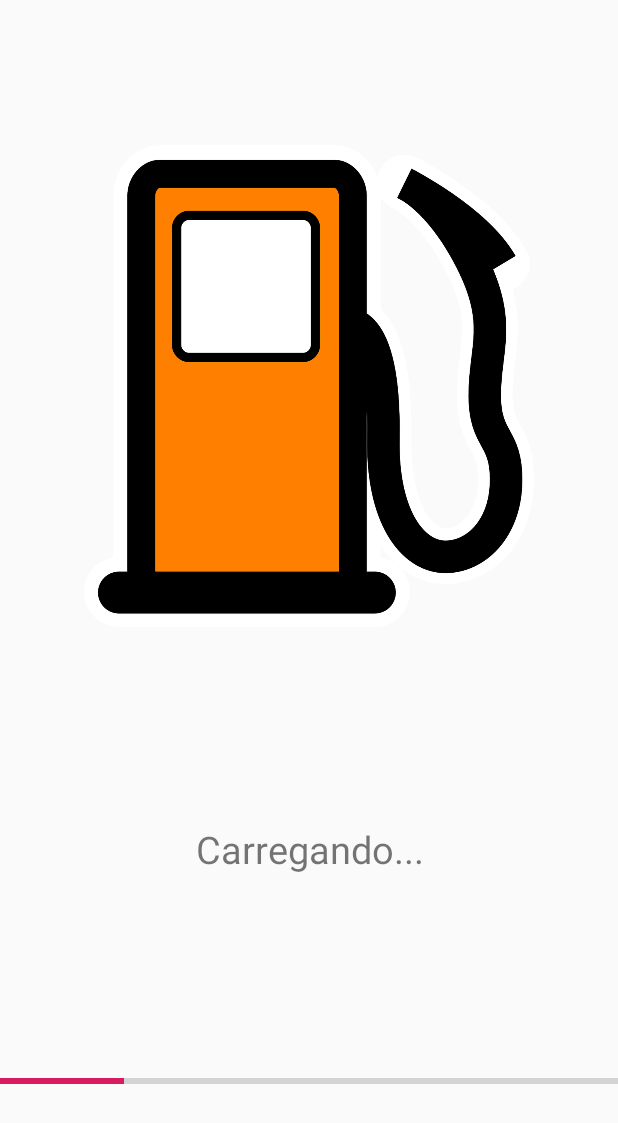
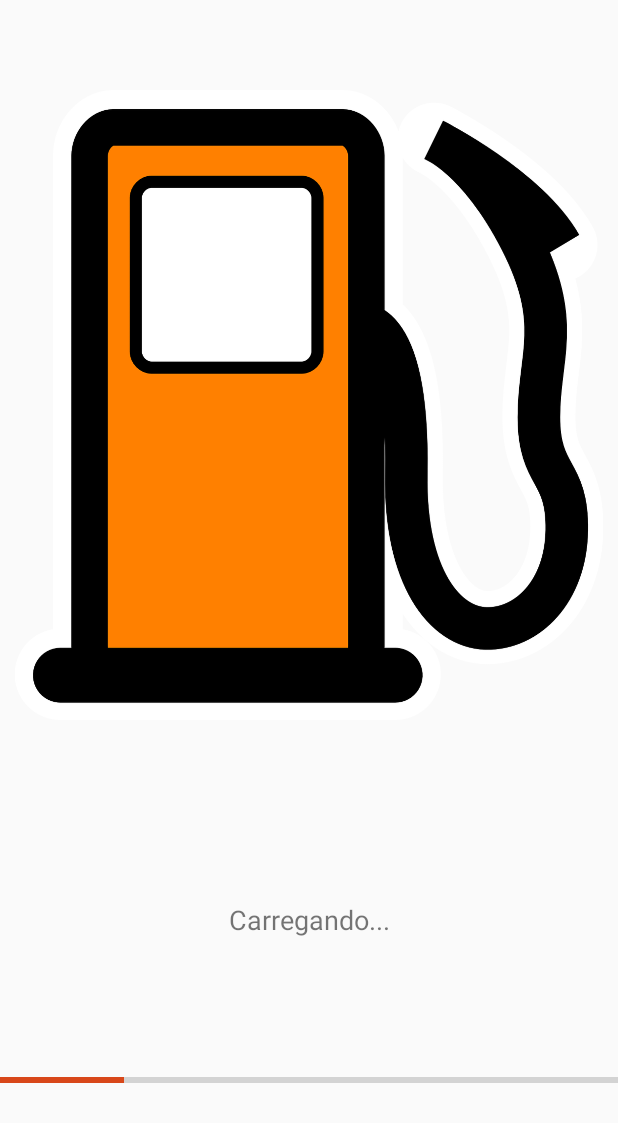
Before and after one commit to cstavarengo/Fuel, an Android app: the layout activity_splash.xml on its own in the app's theme, with its tools: preview values and no code run, on a phone screen of 412 x 824 dp. Shown: the top 1123 px of the screen. Run offline under Robolectric (Android 15) with nearby library versions, the phone set to English and light mode, and no system bars.

Commit message:
alterações na tela de splash

```diff
--- a/app/src/main/AndroidManifest.xml
+++ b/app/src/main/AndroidManifest.xml
@@ -13,7 +13,7 @@
         android:roundIcon="@mipmap/ic_launcher_round"
         android:supportsRtl="true"
         android:theme="@style/AppTheme">
-        <activity android:name=".SplashActivity">
+        <activity android:name=".SplashActivity" android:theme="@style/AppTheme.Wallpaper">
             <intent-filter>
                 <action android:name="android.intent.action.MAIN" />
 
--- a/app/src/main/java/br/com/cristiano/etanolougasolina/SplashActivity.java
+++ b/app/src/main/java/br/com/cristiano/etanolougasolina/SplashActivity.java
@@ -4,6 +4,7 @@ import androidx.appcompat.app.AppCompatActivity;
 
 import android.content.Intent;
 import android.os.Bundle;
+import android.view.WindowManager;
 import android.widget.ProgressBar;
 
 import java.util.Timer;
@@ -14,7 +15,7 @@ public class SplashActivity extends AppCompatActivity {
     private int i;
     private Timer timer;
     private ProgressBar progressBar;
-    private long periodo = 25;
+    private long periodo = 20;
 
     @Override
     protected void onCreate(Bundle savedInstanceState) {
@@ -22,7 +23,6 @@ public class SplashActivity extends AppCompatActivity {
         setContentView(R.layout.activity_splash);
 
         progressBar = findViewById(R.id.progressBar);
-
 
         timer = new Timer();
 
--- a/app/src/main/res/layout/activity_splash.xml
+++ b/app/src/main/res/layout/activity_splash.xml
@@ -9,9 +9,10 @@
 
     <ImageView
         android:id="@+id/imageView"
-        android:layout_width="300dp"
-        android:layout_height="0dp"
-        android:layout_weight="50"
+        android:layout_marginTop="60dp"
+        android:layout_width="match_parent"
+        android:layout_height="100dp"
+        android:layout_weight="15"
         android:layout_gravity="center"
         android:src="@drawable/posto" />
 
@@ -19,25 +20,27 @@
     <TextView
         android:id="@+id/textView"
         android:text="Carregando..."
-        android:textSize="25sp"
-        android:layout_gravity="top"
+        android:textSize="18sp"
+        android:layout_gravity="bottom"
         android:gravity="center"
+        android:layout_marginTop="80dp"
         android:layout_width="match_parent"
         android:layout_height="0dp"
-        android:layout_weight="10"/>
+        android:layout_weight="5"/>
 
 
     <ProgressBar
         android:id="@+id/progressBar"
         style="?android:attr/progressBarStyleHorizontal"
         android:layout_gravity="top"
-        android:outlineAmbientShadowColor="@color/colorPrimary"
+        android:outlineAmbientShadowColor="@color/colorAccent"
         android:minHeight="15dp"
         android:max="100"
         android:indeterminate="false"
         android:progress="20"
         android:layout_width="match_parent"
         android:layout_height="0dp"
-        android:layout_weight="20"/>
+        android:layout_weight="5"
+        android:layout_marginBottom="50dp"/>
 
 </LinearLayout>
--- a/app/src/main/res/values/colors.xml
+++ b/app/src/main/res/values/colors.xml
@@ -1,6 +1,6 @@
 <?xml version="1.0" encoding="utf-8"?>
 <resources>
-    <color name="colorPrimary">#008577</color>
-    <color name="colorPrimaryDark">#00574B</color>
-    <color name="colorAccent">#D81B60</color>
+    <color name="colorPrimary">#27A65A</color>
+    <color name="colorPrimaryDark">#27903E</color>
+    <color name="colorAccent">#D84719</color>
 </resources>
--- a/app/src/main/res/values/styles.xml
+++ b/app/src/main/res/values/styles.xml
@@ -8,4 +8,11 @@
         <item name="colorAccent">@color/colorAccent</item>
     </style>
 
+    <!-- THIS IS THE MAIN THEME -->
+    <style name="AppTheme.Wallpaper" parent="@style/Theme.AppCompat.Light.NoActionBar">
+        <item name="android:windowShowWallpaper">true</item>
+        <item name="android:windowNoTitle">true</item>
+        <item name="android:windowFullscreen">true</item>
+    </style>
+
 </resources>
```
Also changed, not shown: app/src/main/res/drawable/local.png (added).
